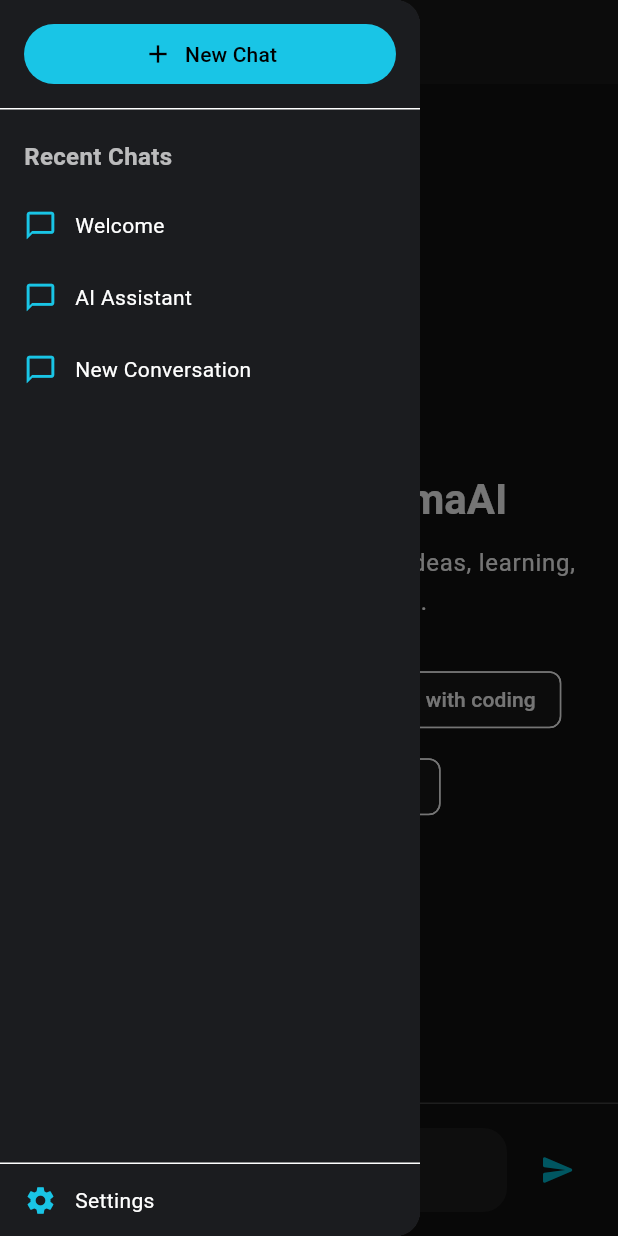
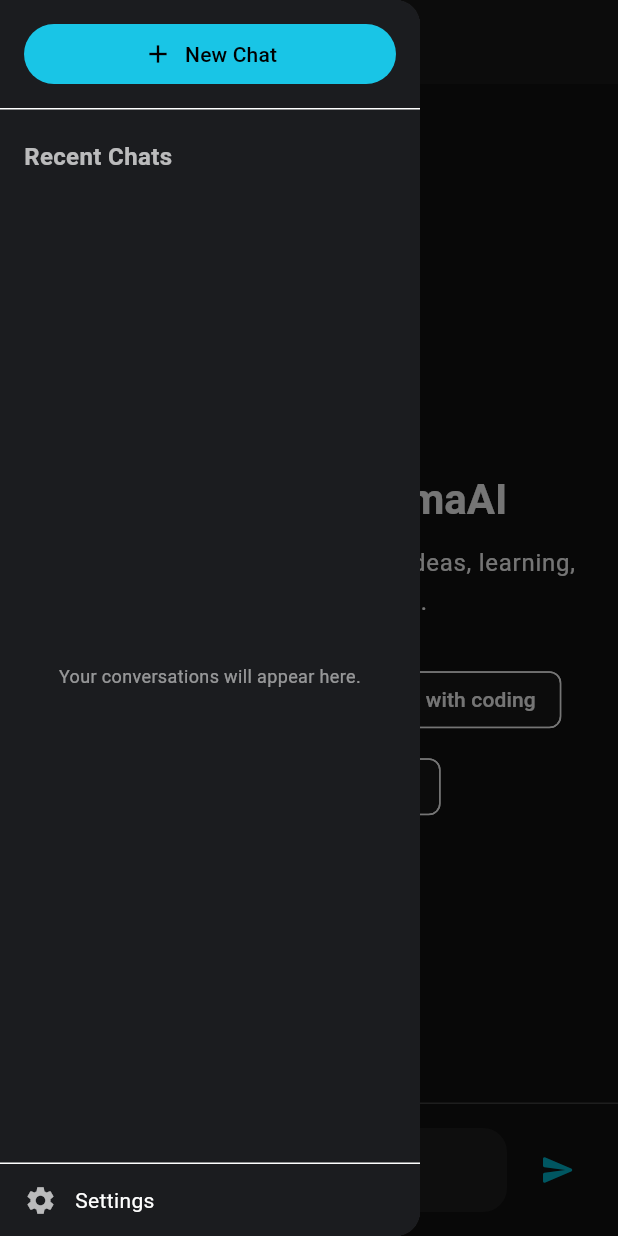
Before and after one commit to bundlab/brema_ai, a Flutter app: the screen it shows after launch, after a tap on the "menu" icon, on a phone screen of 412 x 824 dp. Run offline on Flutter 3.47's test engine with Material 3 defaults, Android fonts, the phone set to English and light mode, and no system bars; our stand-ins replace flutter_markdown, shared_preferences.

Commit message:
feat: add persistent conversation history

```diff
--- /dev/null
+++ b/frontend/lib/models/conversation.dart
@@ -0,0 +1,52 @@
+import 'chat_message.dart';
+
+class Conversation {
+  Conversation({
+    required this.id,
+    required this.title,
+    required this.messages,
+    required this.updatedAt,
+  });
+
+  final String id;
+  String title;
+  final List<ChatMessage> messages;
+  DateTime updatedAt;
+
+  Map<String, dynamic> toJson() {
+    return {
+      'id': id,
+      'title': title,
+      'messages': messages
+          .map(
+            (message) => {
+              'message': message.message,
+              'isUser': message.isUser,
+            },
+          )
+          .toList(),
+      'updatedAt': updatedAt.toIso8601String(),
+    };
+  }
+
+  factory Conversation.fromJson(Map<String, dynamic> json) {
+    final rawMessages = json['messages'] as List<dynamic>? ?? [];
+
+    return Conversation(
+      id: json['id'] as String,
+      title: json['title'] as String? ?? 'New Chat',
+      messages: rawMessages.map((item) {
+        final message = Map<String, dynamic>.from(item as Map);
+
+        return ChatMessage(
+          message: message['message'] as String? ?? '',
+          isUser: message['isUser'] as bool? ?? false,
+        );
+      }).toList(),
+      updatedAt: DateTime.tryParse(
+            json['updatedAt'] as String? ?? '',
+          ) ??
+          DateTime.now(),
+    );
+  }
+}
--- a/frontend/lib/screens/chat/chat_screen.dart
+++ b/frontend/lib/screens/chat/chat_screen.dart
@@ -1,7 +1,9 @@
 import 'package:flutter/material.dart';
 
 import '../../models/chat_message.dart';
+import '../../models/conversation.dart';
 import '../../services/api_service.dart';
+import '../../services/conversation_storage_service.dart';
 import '../../widgets/chat_area.dart';
 import '../../widgets/message_input.dart';
 import '../../widgets/sidebar.dart';
@@ -17,63 +19,172 @@ class _ChatScreenState extends State<ChatScreen> {
   final GlobalKey<ScaffoldState> _scaffoldKey = GlobalKey<ScaffoldState>();
 
   final TextEditingController _controller = TextEditingController();
-
   final ScrollController _chatScrollController = ScrollController();
 
   final ApiService _api = ApiService();
+  final ConversationStorageService _storage = ConversationStorageService();
 
-  final List<ChatMessage> messages = [];
+  final List<Conversation> _conversations = [];
 
+  String? _selectedConversationId;
   bool _loading = false;
+  bool _historyLoading = true;
   bool _sidebarCollapsed = false;
 
   static const double _mobileBreakpoint = 700;
   static const double _expandedSidebarWidth = 280;
   static const double _collapsedSidebarWidth = 72;
 
+  List<ChatMessage> get messages {
+    for (final conversation in _conversations) {
+      if (conversation.id == _selectedConversationId) {
+        return conversation.messages;
+      }
+    }
+
+    return const [];
+  }
+
+  Conversation? get _selectedConversation {
+    for (final conversation in _conversations) {
+      if (conversation.id == _selectedConversationId) {
+        return conversation;
+      }
+    }
+
+    return null;
+  }
+
+  @override
+  void initState() {
+    super.initState();
+    _loadHistory();
+  }
+
+  Future<void> _loadHistory() async {
+    try {
+      final saved = await _storage.loadConversations();
+
+      if (!mounted) return;
+
+      setState(() {
+        _conversations
+          ..clear()
+          ..addAll(saved);
+
+        _selectedConversationId = saved.isNotEmpty ? saved.first.id : null;
+
+        _historyLoading = false;
+      });
+    } catch (error) {
+      if (!mounted) return;
+
+      setState(() {
+        _historyLoading = false;
+      });
+
+      _showMessage('Could not load saved conversation history.');
+    }
+  }
+
+  Future<void> _saveHistory() async {
+    try {
+      await _storage.saveConversations(_conversations);
+    } catch (error) {
+      if (!mounted) return;
+
+      _showMessage(
+        'Your conversation is visible, but could not be saved locally.',
+      );
+    }
+  }
+
+  void _showMessage(String message) {
+    if (!mounted) return;
+
+    ScaffoldMessenger.of(context).showSnackBar(
+      SnackBar(content: Text(message)),
+    );
+  }
+
+  String _createConversationId() {
+    return DateTime.now().microsecondsSinceEpoch.toString();
+  }
+
+  String _titleFromMessage(String message) {
+    final singleLine = message.replaceAll(RegExp(r'\s+'), ' ').trim();
+
+    if (singleLine.length <= 32) {
+      return singleLine.isEmpty ? 'New Chat' : singleLine;
+    }
+
+    return '${singleLine.substring(0, 32)}…';
+  }
+
   Future<void> _send() async {
     final text = _controller.text.trim();
 
-    if (text.isEmpty || _loading) {
+    if (text.isEmpty || _loading || _historyLoading) {
       return;
     }
 
     _controller.clear();
 
+    // Create or retrieve the conversation before setState.
+    final conversation = _selectedConversation ??
+        Conversation(
+          id: _createConversationId(),
+          title: _titleFromMessage(text),
+          messages: [],
+          updatedAt: DateTime.now(),
+        );
+
     setState(() {
-      messages.add(
+      if (!_conversations.any((item) => item.id == conversation.id)) {
+        _conversations.insert(0, conversation);
+      }
+
+      _selectedConversationId = conversation.id;
+
+      conversation.messages.add(
         ChatMessage(
           message: text,
           isUser: true,
         ),
       );
 
+      conversation.updatedAt = DateTime.now();
+      _sortConversations();
       _loading = true;
     });
 
     _scrollToLatestMessage();
+    await _saveHistory();
 
     try {
-      // ApiService.sendMessage returns the assistant response text.
-      final String response = await _api.sendMessage(text);
+      final response = await _api.sendMessage(text);
 
       if (!mounted) return;
 
       setState(() {
-        messages.add(
+        conversation.messages.add(
           ChatMessage(
             message: response,
             isUser: false,
           ),
         );
+
+        conversation.updatedAt = DateTime.now();
+        _sortConversations();
       });
 
+      await _saveHistory();
       _scrollToLatestMessage();
     } catch (error) {
       if (!mounted) return;
 
       setState(() {
-        messages.add(
+        conversation.messages.add(
           const ChatMessage(
             message: 'Sorry, I could not connect to BremaAI. '
                 'Please check that the backend is running '
@@ -81,8 +192,12 @@ class _ChatScreenState extends State<ChatScreen> {
             isUser: false,
           ),
         );
+
+        conversation.updatedAt = DateTime.now();
+        _sortConversations();
       });
 
+      await _saveHistory();
       _scrollToLatestMessage();
     } finally {
       if (mounted) {
@@ -93,6 +208,12 @@ class _ChatScreenState extends State<ChatScreen> {
         _scrollToLatestMessage();
       }
     }
+  }
+
+  void _sortConversations() {
+    _conversations.sort(
+      (a, b) => b.updatedAt.compareTo(a.updatedAt),
+    );
   }
 
   void _scrollToLatestMessage() {
@@ -110,23 +231,37 @@ class _ChatScreenState extends State<ChatScreen> {
   }
 
   void _newChat() {
-    if (_loading) {
-      ScaffoldMessenger.of(context).showSnackBar(
-        const SnackBar(
-          content: Text(
-            'Please wait for the current response to finish.',
-          ),
-        ),
-      );
+    if (_loading || _historyLoading) {
+      _showMessage('Please wait until the current operation finishes.');
       return;
     }
 
     setState(() {
-      messages.clear();
+      _selectedConversationId = null;
       _controller.clear();
     });
 
     _closeDrawer();
+  }
+
+  void _selectConversation(String id) {
+    if (_loading) {
+      _showMessage('Please wait for the current response to finish.');
+      return;
+    }
+
+    final exists = _conversations.any(
+      (conversation) => conversation.id == id,
+    );
+
+    if (!exists) return;
+
+    setState(() {
+      _selectedConversationId = id;
+      _controller.clear();
+    });
+
+    _scrollToLatestMessage();
   }
 
   void _closeDrawer() {
@@ -135,12 +270,7 @@ class _ChatScreenState extends State<ChatScreen> {
 
   void _openSettings() {
     _closeDrawer();
-
-    ScaffoldMessenger.of(context).showSnackBar(
-      const SnackBar(
-        content: Text('Settings are coming soon.'),
-      ),
-    );
+    _showMessage('Settings are coming soon.');
   }
 
   @override
@@ -154,7 +284,7 @@ class _ChatScreenState extends State<ChatScreen> {
   Widget build(BuildContext context) {
     return LayoutBuilder(
       builder: (context, constraints) {
-        final bool isMobile = constraints.maxWidth < _mobileBreakpoint;
+        final isMobile = constraints.maxWidth < _mobileBreakpoint;
 
         return Scaffold(
           key: _scaffoldKey,
@@ -164,9 +294,12 @@ class _ChatScreenState extends State<ChatScreen> {
                   child: SafeArea(
                     child: Sidebar(
                       collapsed: false,
+                      conversations: _conversations,
+                      selectedConversationId: _selectedConversationId,
                       onNewChat: _newChat,
                       onSettings: _openSettings,
                       onNavigate: _closeDrawer,
+                      onSelectConversation: _selectConversation,
                     ),
                   ),
                 )
@@ -197,9 +330,7 @@ class _ChatScreenState extends State<ChatScreen> {
                   ),
             title: const Text(
               'BremaAI',
-              style: TextStyle(
-                fontWeight: FontWeight.w700,
-              ),
+              style: TextStyle(fontWeight: FontWeight.w700),
             ),
             centerTitle: false,
           ),
@@ -212,19 +343,26 @@ class _ChatScreenState extends State<ChatScreen> {
                       : _expandedSidebarWidth,
                   child: Sidebar(
                     collapsed: _sidebarCollapsed,
+                    conversations: _conversations,
+                    selectedConversationId: _selectedConversationId,
                     onNewChat: _newChat,
                     onSettings: _openSettings,
+                    onSelectConversation: _selectConversation,
                   ),
                 ),
               Expanded(
                 child: Column(
                   children: [
                     Expanded(
-                      child: ChatArea(
-                        messages: messages,
-                        scrollController: _chatScrollController,
-                        isLoading: _loading,
-                      ),
+                      child: _historyLoading
+                          ? const Center(
+                              child: CircularProgressIndicator(),
+                            )
+                          : ChatArea(
+                              messages: messages,
+                              scrollController: _chatScrollController,
+                              isLoading: _loading,
+                            ),
                     ),
                     MessageInput(
                       controller: _controller,
--- /dev/null
+++ b/frontend/lib/services/conversation_storage_service.dart
@@ -0,0 +1,56 @@
+import 'dart:convert';
+
+import 'package:shared_preferences/shared_preferences.dart';
+
+import '../models/conversation.dart';
+
+class ConversationStorageService {
+  static const String _storageKey = 'brema_ai_conversations_v1';
+
+  Future<List<Conversation>> loadConversations() async {
+    final preferences = await SharedPreferences.getInstance();
+    final storedData = preferences.getString(_storageKey);
+
+    if (storedData == null || storedData.isEmpty) {
+      return [];
+    }
+
+    try {
+      final decoded = jsonDecode(storedData) as List<dynamic>;
+
+      final conversations = decoded.map((item) {
+        return Conversation.fromJson(
+          Map<String, dynamic>.from(item as Map),
+        );
+      }).toList();
+
+      conversations.sort(
+        (a, b) => b.updatedAt.compareTo(a.updatedAt),
+      );
+
+      return conversations;
+    } on FormatException {
+      return [];
+    } on TypeError {
+      return [];
+    } on StateError {
+      return [];
+    }
+  }
+
+  Future<void> saveConversations(
+    List<Conversation> conversations,
+  ) async {
+    final preferences = await SharedPreferences.getInstance();
+
+    final encoded = jsonEncode(
+      conversations.map((conversation) => conversation.toJson()).toList(),
+    );
+
+    final saved = await preferences.setString(_storageKey, encoded);
+
+    if (!saved) {
+      throw Exception('Could not save BremaAI conversation history.');
+    }
+  }
+}
--- a/frontend/lib/widgets/sidebar.dart
+++ b/frontend/lib/widgets/sidebar.dart
@@ -1,17 +1,25 @@
 import 'package:flutter/material.dart';
+
+import '../models/conversation.dart';
 
 class Sidebar extends StatelessWidget {
   final bool collapsed;
+  final List<Conversation> conversations;
+  final String? selectedConversationId;
   final VoidCallback? onNewChat;
   final VoidCallback? onSettings;
   final VoidCallback? onNavigate;
+  final ValueChanged<String>? onSelectConversation;
 
   const Sidebar({
     super.key,
     this.collapsed = false,
+    this.conversations = const [],
+    this.selectedConversationId,
     this.onNewChat,
     this.onSettings,
     this.onNavigate,
+    this.onSelectConversation,
   });
 
   static const Color _background = Color(0xFF1B1C1F);
@@ -80,29 +88,40 @@ class Sidebar extends StatelessWidget {
             else
               const SizedBox(height: 12),
             Expanded(
-              child: ListView(
-                padding: EdgeInsets.zero,
-                children: [
-                  _SidebarItem(
-                    icon: Icons.chat_bubble_outline,
-                    label: 'Welcome',
-                    collapsed: collapsed,
-                    onTap: onNavigate,
-                  ),
-                  _SidebarItem(
-                    icon: Icons.chat_bubble_outline,
-                    label: 'AI Assistant',
-                    collapsed: collapsed,
-                    onTap: onNavigate,
-                  ),
-                  _SidebarItem(
-                    icon: Icons.chat_bubble_outline,
-                    label: 'New Conversation',
-                    collapsed: collapsed,
-                    onTap: onNavigate,
-                  ),
-                ],
-              ),
+              child: conversations.isEmpty
+                  ? (showLabels
+                      ? const Center(
+                          child: Padding(
+                            padding: EdgeInsets.all(16),
+                            child: Text(
+                              'Your conversations will appear here.',
+                              textAlign: TextAlign.center,
+                              style: TextStyle(
+                                color: Colors.white54,
+                                fontSize: 12,
+                              ),
+                            ),
+                          ),
+                        )
+                      : const SizedBox.shrink())
+                  : ListView.builder(
+                      padding: EdgeInsets.zero,
+                      itemCount: conversations.length,
+                      itemBuilder: (context, index) {
+                        final conversation = conversations[index];
+
+                        return _SidebarItem(
+                          icon: Icons.chat_bubble_outline,
+                          label: conversation.title,
+                          collapsed: collapsed,
+                          selected: conversation.id == selectedConversationId,
+                          onTap: () {
+                            onSelectConversation?.call(conversation.id);
+                            onNavigate?.call();
+                          },
+                        );
+                      },
+                    ),
             ),
             const Divider(height: 1),
             _SidebarItem(
@@ -125,21 +144,25 @@ class _SidebarItem extends StatelessWidget {
   final IconData icon;
   final String label;
   final bool collapsed;
+  final bool selected;
   final VoidCallback? onTap;
 
   const _SidebarItem({
     required this.icon,
     required this.label,
     required this.collapsed,
+    this.selected = false,
     this.onTap,
   });
+
+  static const Color _accent = Color(0xFF19C5E6);
 
   @override
   Widget build(BuildContext context) {
     return Tooltip(
       message: collapsed ? label : '',
       child: Material(
-        color: Colors.transparent,
+        color: selected ? _accent.withValues(alpha: 0.14) : Colors.transparent,
         child: InkWell(
           onTap: onTap,
           child: SizedBox(
@@ -157,7 +180,7 @@ class _SidebarItem extends StatelessWidget {
                   Icon(
                     icon,
                     size: 22,
-                    color: _SidebarItemColor.accent,
+                    color: selected ? _accent : Colors.white70,
                   ),
                   if (!collapsed) ...[
                     const SizedBox(width: 12),
@@ -166,8 +189,8 @@ class _SidebarItem extends StatelessWidget {
                         label,
                         maxLines: 1,
                         overflow: TextOverflow.ellipsis,
-                        style: const TextStyle(
-                          color: Colors.white,
+                        style: TextStyle(
+                          color: selected ? _accent : Colors.white,
                           fontSize: 14,
                         ),
                       ),
@@ -182,7 +205,3 @@ class _SidebarItem extends StatelessWidget {
     );
   }
 }
-
-class _SidebarItemColor {
-  static const Color accent = Color(0xFF19C5E6);
-}
--- a/frontend/pubspec.yaml
+++ b/frontend/pubspec.yaml
@@ -13,6 +13,7 @@ dependencies:
   google_generative_ai: ^0.4.7
   flutter_markdown: ^0.7.7+1
   http: ^1.1.0
+  shared_preferences: ^2.5.6
 
 dev_dependencies:
   flutter_test:
```
Also changed, not shown: frontend/pubspec.lock, 2 other files.
